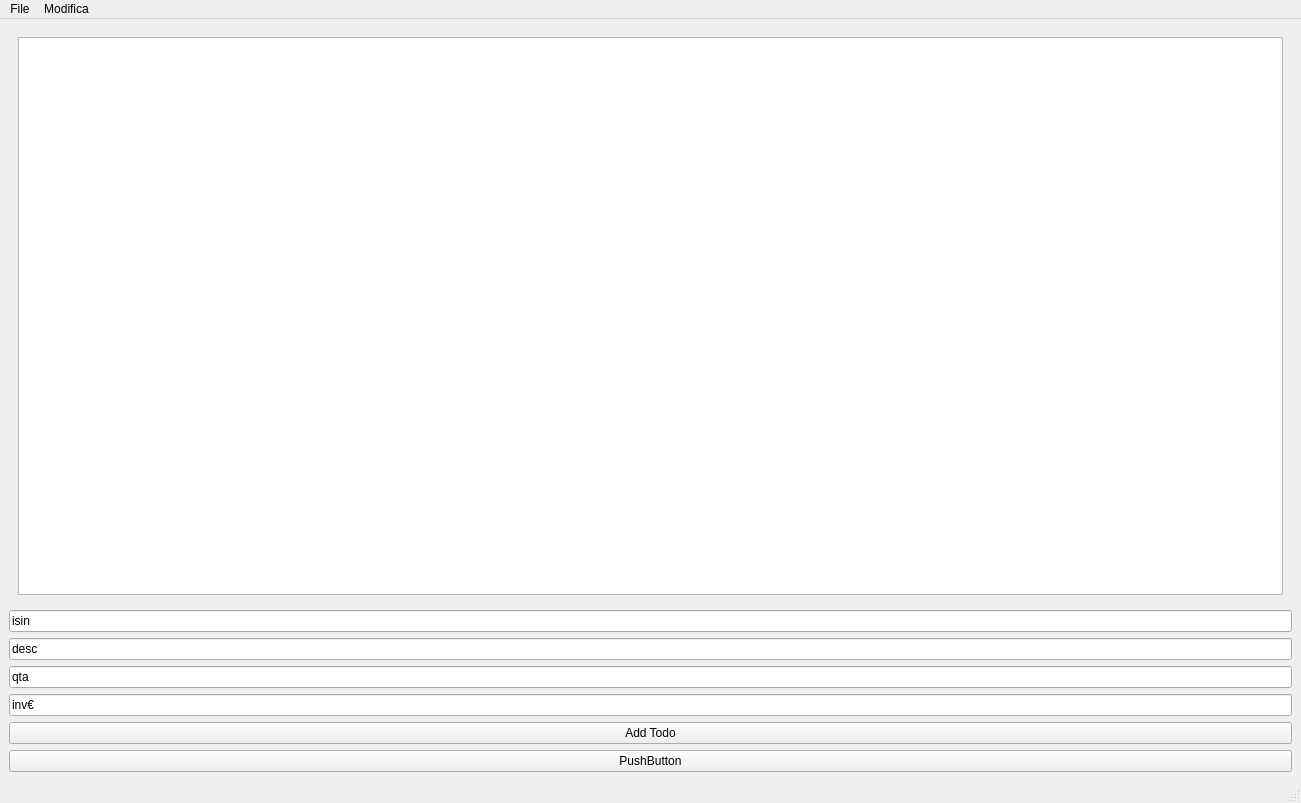
This is mainWindow.ui in stefanocasson81/PyQt as Qt 5 draws it before an edit. The edited form follows.
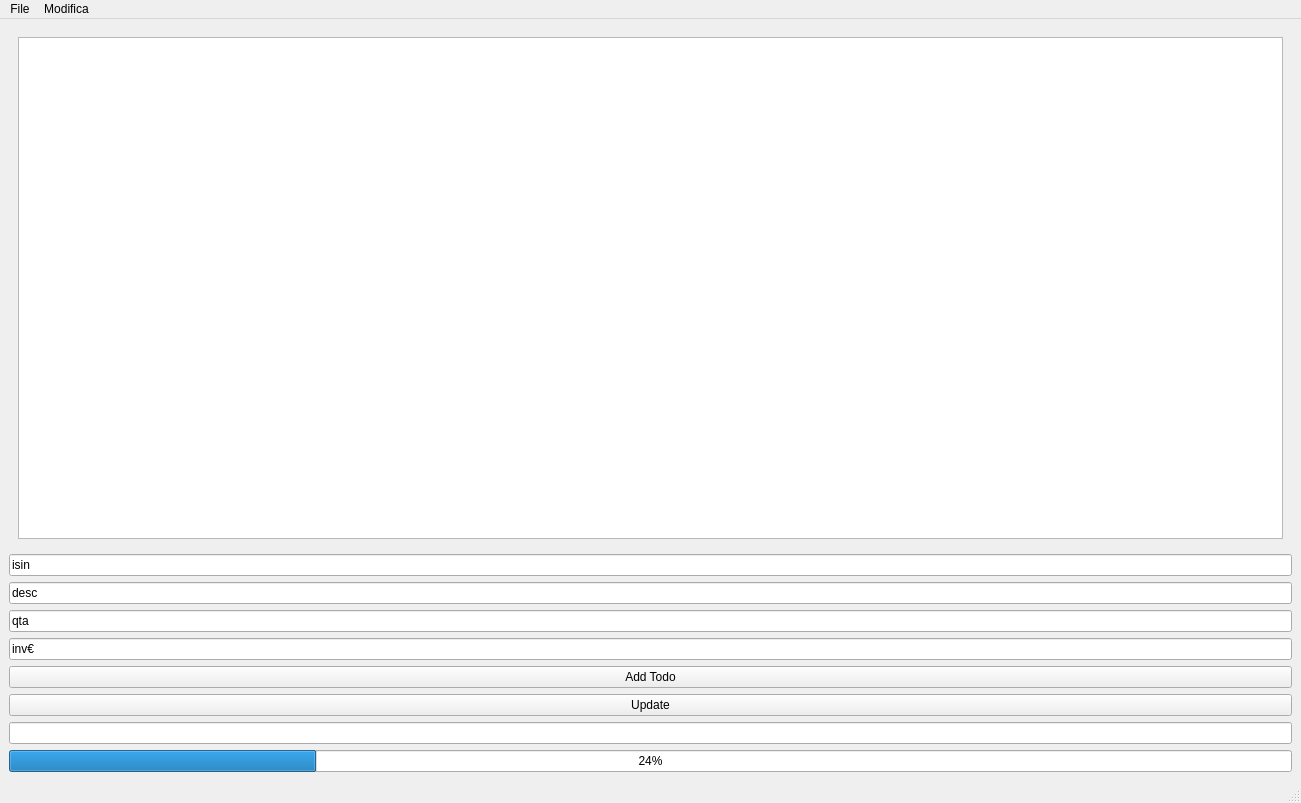
This is the edited form. Icons and pictures are not drawn.

Diff of the .ui file:
```diff
--- a/mainWindow.ui
+++ b/mainWindow.ui
@@ -62,7 +62,17 @@
     <item>
      <widget class="QPushButton" name="saveButton">
       <property name="text">
-       <string>PushButton</string>
+       <string>Update</string>
+      </property>
+     </widget>
+    </item>
+    <item>
+     <widget class="QLineEdit" name="lineEdit_status"/>
+    </item>
+    <item>
+     <widget class="QProgressBar" name="progressBar">
+      <property name="value">
+       <number>24</number>
       </property>
      </widget>
     </item>
```
Left out of the diff: 2 changed lines with no effect on the pictures.
